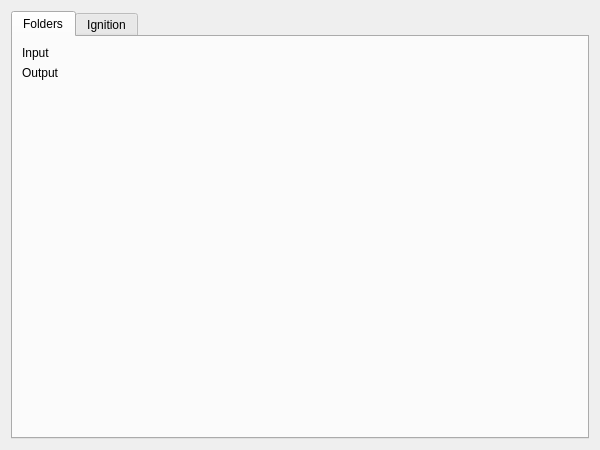
Above: qgis/FireModule/FireModule_dialog_base.ui from fdobad/fire2gui before the change. Below: the same form after it.
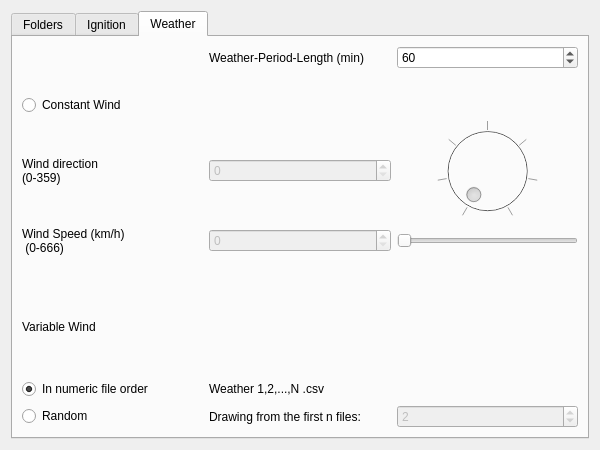
That is the form after the change. Custom widgets are drawn as their Qt base class.

Diff of the .ui file:
```diff
--- a/qgis/FireModule/FireModule_dialog_base.ui
+++ b/qgis/FireModule/FireModule_dialog_base.ui
@@ -23,7 +23,7 @@
    <item row="0" column="0" colspan="2">
     <widget class="QTabWidget" name="tabWidget">
      <property name="currentIndex">
-      <number>0</number>
+      <number>2</number>
      </property>
      <widget class="QWidget" name="tab">
       <attribute name="title">
@@ -121,6 +121,202 @@
          </property>
         </widget>
        </item>
+       <item row="2" column="0">
+        <spacer name="horizontalSpacer">
+         <property name="orientation">
+          <enum>Qt::Horizontal</enum>
+         </property>
+         <property name="sizeHint" stdset="0">
+          <size>
+           <width>40</width>
+           <height>20</height>
+          </size>
+         </property>
+        </spacer>
+       </item>
+       <item row="5" column="0">
+        <spacer name="horizontalSpacer_2">
+         <property name="orientation">
+          <enum>Qt::Horizontal</enum>
+         </property>
+         <property name="sizeHint" stdset="0">
+          <size>
+           <width>40</width>
+           <height>20</height>
+          </size>
+         </property>
+        </spacer>
+       </item>
+      </layout>
+     </widget>
+     <widget class="QWidget" name="tab_3">
+      <attribute name="title">
+       <string>Weather</string>
+      </attribute>
+      <layout class="QGridLayout" name="gridLayout">
+       <item row="8" column="3">
+        <widget class="QgsSpinBox" name="mQgsSpinBox_3">
+         <property name="enabled">
+          <bool>false</bool>
+         </property>
+         <property name="value">
+          <number>2</number>
+         </property>
+        </widget>
+       </item>
+       <item row="2" column="0">
+        <widget class="QRadioButton" name="radioButton_4">
+         <property name="text">
+          <string>Constant Wind</string>
+         </property>
+        </widget>
+       </item>
+       <item row="4" column="2">
+        <widget class="QSpinBox" name="spinBox_2">
+         <property name="enabled">
+          <bool>false</bool>
+         </property>
+         <property name="maximum">
+          <number>69</number>
+         </property>
+        </widget>
+       </item>
+       <item row="0" column="3">
+        <widget class="QgsSpinBox" name="mQgsSpinBox_2">
+         <property name="value">
+          <number>60</number>
+         </property>
+        </widget>
+       </item>
+       <item row="0" column="2">
+        <widget class="QLabel" name="label_6">
+         <property name="text">
+          <string>Weather-Period-Length (min)</string>
+         </property>
+        </widget>
+       </item>
+       <item row="1" column="0">
+        <spacer name="horizontalSpacer_4">
+         <property name="orientation">
+          <enum>Qt::Horizontal</enum>
+         </property>
+         <property name="sizeHint" stdset="0">
+          <size>
+           <width>40</width>
+           <height>20</height>
+          </size>
+         </property>
+        </spacer>
+       </item>
+       <item row="7" column="0">
+        <widget class="QRadioButton" name="radioButton_5">
+         <property name="text">
+          <string>In numeric file order</string>
+         </property>
+         <property name="checked">
+          <bool>true</bool>
+         </property>
+        </widget>
+       </item>
+       <item row="3" column="2">
+        <widget class="QSpinBox" name="spinBox">
+         <property name="enabled">
+          <bool>false</bool>
+         </property>
+         <property name="maximum">
+          <number>359</number>
+         </property>
+        </widget>
+       </item>
+       <item row="4" column="3">
+        <widget class="QSlider" name="horizontalSlider">
+         <property name="enabled">
+          <bool>false</bool>
+         </property>
+         <property name="orientation">
+          <enum>Qt::Horizontal</enum>
+         </property>
+        </widget>
+       </item>
+       <item row="3" column="3">
+        <widget class="QDial" name="dial">
+         <property name="enabled">
+          <bool>false</bool>
+         </property>
+         <property name="cursor">
+          <cursorShape>ArrowCursor</cursorShape>
+         </property>
+         <property name="maximum">
+          <number>359</number>
+         </property>
+         <property name="orientation">
+          <enum>Qt::Vertical</enum>
+         </property>
+         <property name="notchTarget">
+          <double>60.000000000000000</double>
+         </property>
+         <property name="notchesVisible">
+          <bool>true</bool>
+         </property>
+        </widget>
+       </item>
+       <item row="8" column="0">
+        <widget class="QRadioButton" name="radioButton_6">
+         <property name="text">
+          <string>Random</string>
+         </property>
+        </widget>
+       </item>
+       <item row="8" column="2">
+        <widget class="QLabel" name="label_7">
+         <property name="text">
+          <string>Drawing from the first n files:</string>
+         </property>
+        </widget>
+       </item>
+       <item row="4" column="0">
+        <widget class="QLabel" name="label_5">
+         <property name="text">
+          <string>Wind Speed (km/h)
+ (0-666)</string>
+         </property>
+        </widget>
+       </item>
+       <item row="5" column="2">
+        <spacer name="horizontalSpacer_3">
+         <property name="orientation">
+          <enum>Qt::Horizontal</enum>
+         </property>
+         <property name="sizeHint" stdset="0">
+          <size>
+           <width>40</width>
+           <height>20</height>
+          </size>
+         </property>
+        </spacer>
+       </item>
+       <item row="3" column="0">
+        <widget class="QLabel" name="label_4">
+         <property name="text">
+          <string>Wind direction
+(0-359)</string>
+         </property>
+        </widget>
+       </item>
+       <item row="6" column="0">
+        <widget class="QLabel" name="label_8">
+         <property name="text">
+          <string>Variable Wind</string>
+         </property>
+        </widget>
+       </item>
+       <item row="7" column="2">
+        <widget class="QLabel" name="label_9">
+         <property name="text">
+          <string>Weather 1,2,...,N .csv</string>
+         </property>
+        </widget>
+       </item>
       </layout>
      </widget>
     </widget>
```
Left out of the diff: 225 changed lines with no effect on the pictures.
